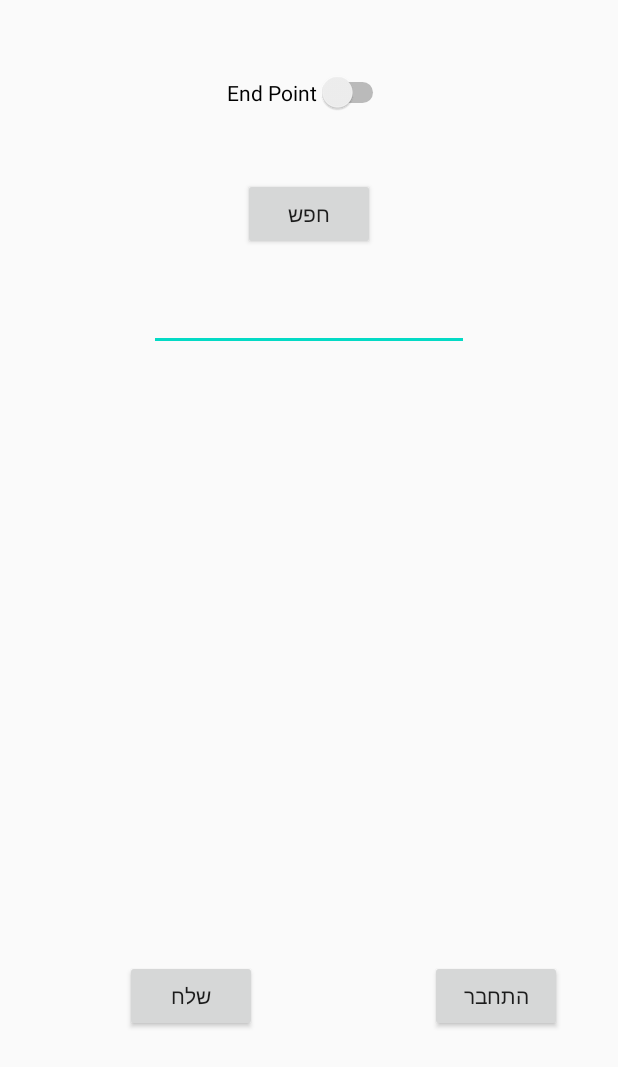
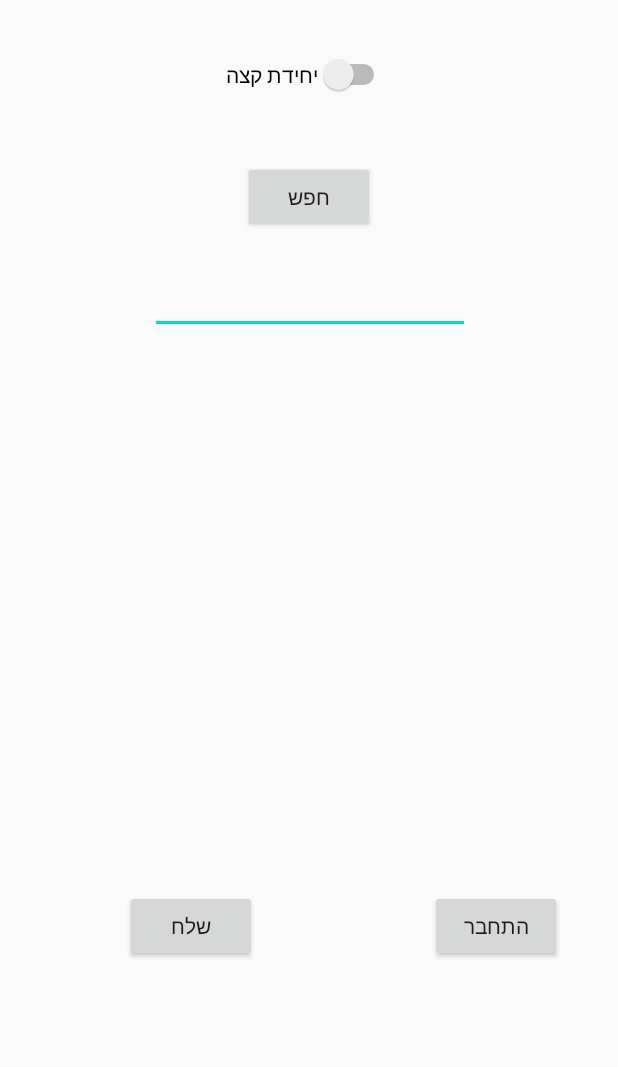
Before and after one commit to nirvitlem/BPSocial, an Android app: the layout activity_main.xml on its own in the app's theme, with its tools: preview values and no code run, on a phone screen of 412 x 824 dp. Shown: the top 1067 px of the screen. Run offline under Robolectric (Android 15) with nearby library versions, the phone set to English and light mode, and no system bars.

Commit message:
23.6. full communticate

```diff
--- a/app/src/main/java/com/example/bpsocial/AcceptThread.kt
+++ b/app/src/main/java/com/example/bpsocial/AcceptThread.kt
@@ -72,4 +72,9 @@ class AcceptThread(bluetoothAdapter : BluetoothAdapter) : Thread() {
         return listofbluetoothsocket[index] as BluetoothSocket;
     }
 
+    fun getlistsocket():ArrayList<BluetoothSocket>
+    {
+        return listofbluetoothsocket;
+    }
+
 }
--- a/app/src/main/java/com/example/bpsocial/MyBluetoothService.kt
+++ b/app/src/main/java/com/example/bpsocial/MyBluetoothService.kt
@@ -45,6 +45,7 @@ class MyBluetoothService(private val mmSocket: BluetoothSocket) : Thread() {
                 break
             }
             addtesttolist(String( mmBuffer));
+            if (String( mmBuffer)=="150874") write(mmBuffer);
         }
 
     }
--- a/app/src/main/res/layout/activity_main.xml
+++ b/app/src/main/res/layout/activity_main.xml
@@ -11,39 +11,40 @@
         android:id="@+id/switch1"
         android:layout_width="wrap_content"
         android:layout_height="wrap_content"
-        android:layout_marginTop="48dp"
-        android:text="End Point"
+        android:layout_marginTop="36dp"
+        android:text="יחידת קצה"
         app:layout_constraintEnd_toEndOf="parent"
         app:layout_constraintHorizontal_bias="0.498"
         app:layout_constraintStart_toStartOf="parent"
         app:layout_constraintTop_toTopOf="parent" />
 
-    <Button
-        android:id="@+id/SButton"
+    <EditText
+        android:id="@+id/RemText"
         android:layout_width="wrap_content"
         android:layout_height="wrap_content"
-        android:layout_marginTop="43dp"
-        android:text="חפש"
+        android:ems="10"
+        android:inputType="textPersonName"
+        app:layout_constraintBottom_toTopOf="@+id/ListItems"
         app:layout_constraintEnd_toEndOf="parent"
+        app:layout_constraintHorizontal_bias="0.502"
         app:layout_constraintStart_toStartOf="parent"
-        app:layout_constraintTop_toBottomOf="@+id/switch1" />
+        app:layout_constraintTop_toBottomOf="@+id/SButton"
+        app:layout_constraintVertical_bias="0.431" />
 
     <ListView
         android:id="@+id/ListItems"
         android:layout_width="360dp"
         android:layout_height="285dp"
-        android:layout_marginTop="92dp"
+        android:layout_marginTop="96dp"
         android:scrollbarAlwaysDrawHorizontalTrack="true"
         android:scrollbarAlwaysDrawVerticalTrack="true"
         android:scrollbarStyle="insideOverlay"
         android:scrollbars="horizontal|vertical"
         android:smoothScrollbar="true"
-        app:layout_constraintBottom_toBottomOf="parent"
         app:layout_constraintEnd_toEndOf="parent"
-        app:layout_constraintHorizontal_bias="0.49"
+        app:layout_constraintHorizontal_bias="0.509"
         app:layout_constraintStart_toStartOf="parent"
-        app:layout_constraintTop_toBottomOf="@+id/SButton"
-        app:layout_constraintVertical_bias="0.0" />
+        app:layout_constraintTop_toBottomOf="@+id/SButton" />
 
     <Button
         android:id="@+id/connectb"
@@ -55,19 +56,7 @@
         app:layout_constraintHorizontal_bias="0.885"
         app:layout_constraintStart_toStartOf="parent"
         app:layout_constraintTop_toBottomOf="@+id/ListItems"
-        app:layout_constraintVertical_bias="0.413" />
-
-    <EditText
-        android:id="@+id/RemText"
-        android:layout_width="wrap_content"
-        android:layout_height="wrap_content"
-        android:ems="10"
-        android:inputType="textPersonName"
-        app:layout_constraintBottom_toTopOf="@+id/ListItems"
-        app:layout_constraintEnd_toEndOf="parent"
-        app:layout_constraintStart_toStartOf="parent"
-        app:layout_constraintTop_toBottomOf="@+id/SButton"
-        app:layout_constraintVertical_bias="0.468" />
+        app:layout_constraintVertical_bias="0.237" />
 
     <Button
         android:id="@+id/SendM"
@@ -79,5 +68,17 @@
         app:layout_constraintHorizontal_bias="0.419"
         app:layout_constraintStart_toStartOf="parent"
         app:layout_constraintTop_toBottomOf="@+id/ListItems"
-        app:layout_constraintVertical_bias="0.413" />
+        app:layout_constraintVertical_bias="0.237" />
+
+    <Button
+        android:id="@+id/SButton"
+        android:layout_width="wrap_content"
+        android:layout_height="wrap_content"
+        android:layout_marginTop="44dp"
+        android:text="חפש"
+        app:layout_constraintEnd_toEndOf="parent"
+        app:layout_constraintHorizontal_bias="0.501"
+        app:layout_constraintStart_toStartOf="parent"
+        app:layout_constraintTop_toBottomOf="@+id/switch1" />
+
 </androidx.constraintlayout.widget.ConstraintLayout>
```
Also changed, not shown: app/src/main/java/com/example/bpsocial/MainActivity.kt (+29 -15 lines).
